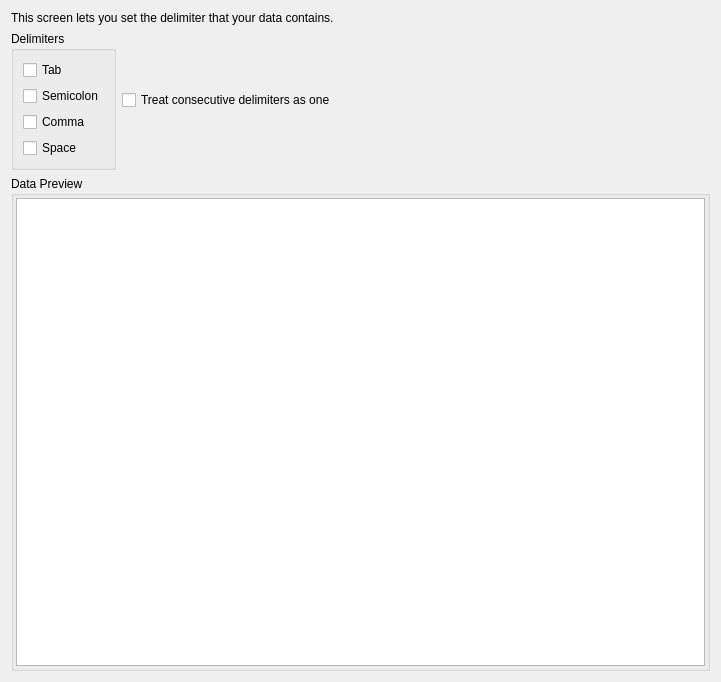
Above: Source/Plugins/IO/Widgets/ImportASCIIDataWizard/UI_Files/DelimitedPage.ui from BlueQuartzSoftware/DREAM3D before the change. Below: the same form after it.
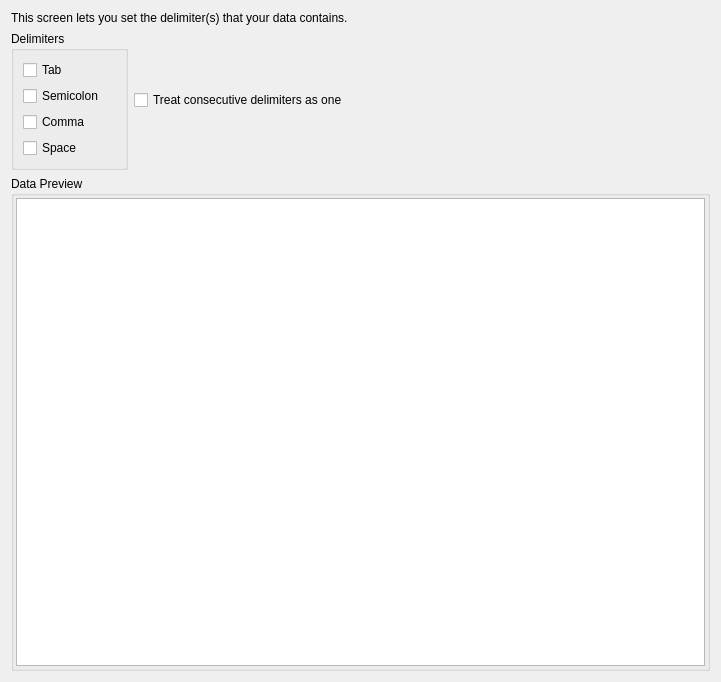
That is the form after the change.

Commit message: Adding Create Attribute Matrix automatically and manually radio buttons. updates #565.

Diff of the .ui file:
```diff
--- a/Source/Plugins/IO/Widgets/ImportASCIIDataWizard/UI_Files/DelimitedPage.ui
+++ b/Source/Plugins/IO/Widgets/ImportASCIIDataWizard/UI_Files/DelimitedPage.ui
@@ -17,7 +17,7 @@
    <item row="0" column="0" colspan="2">
     <widget class="QLabel" name="label">
      <property name="text">
-      <string>This screen lets you set the delimiter that your data contains.</string>
+      <string>This screen lets you set the delimiter(s) that your data contains.</string>
      </property>
     </widget>
    </item>
```
The commit also changes 3 other files.
